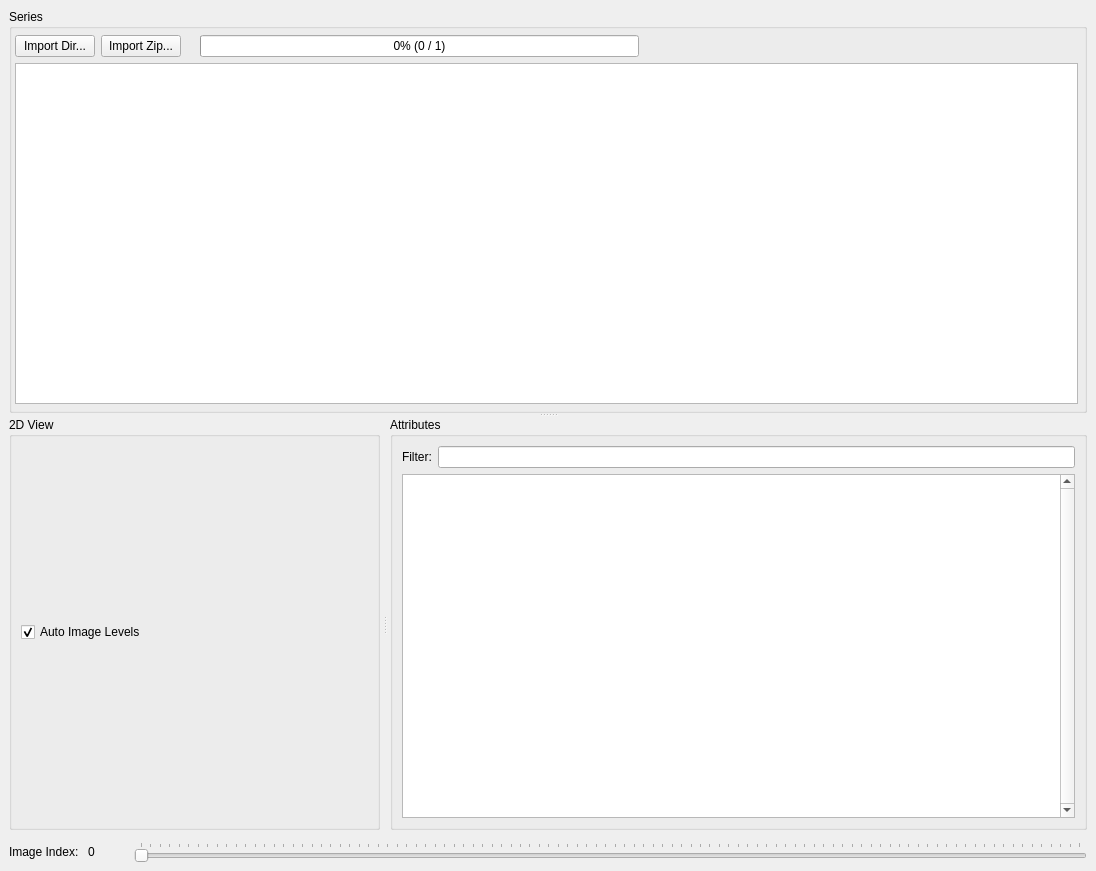
First picture: the form in dicombrowser/res/DicomBrowserWin.ui, repository ericspod/DicomBrowser, before the edit.
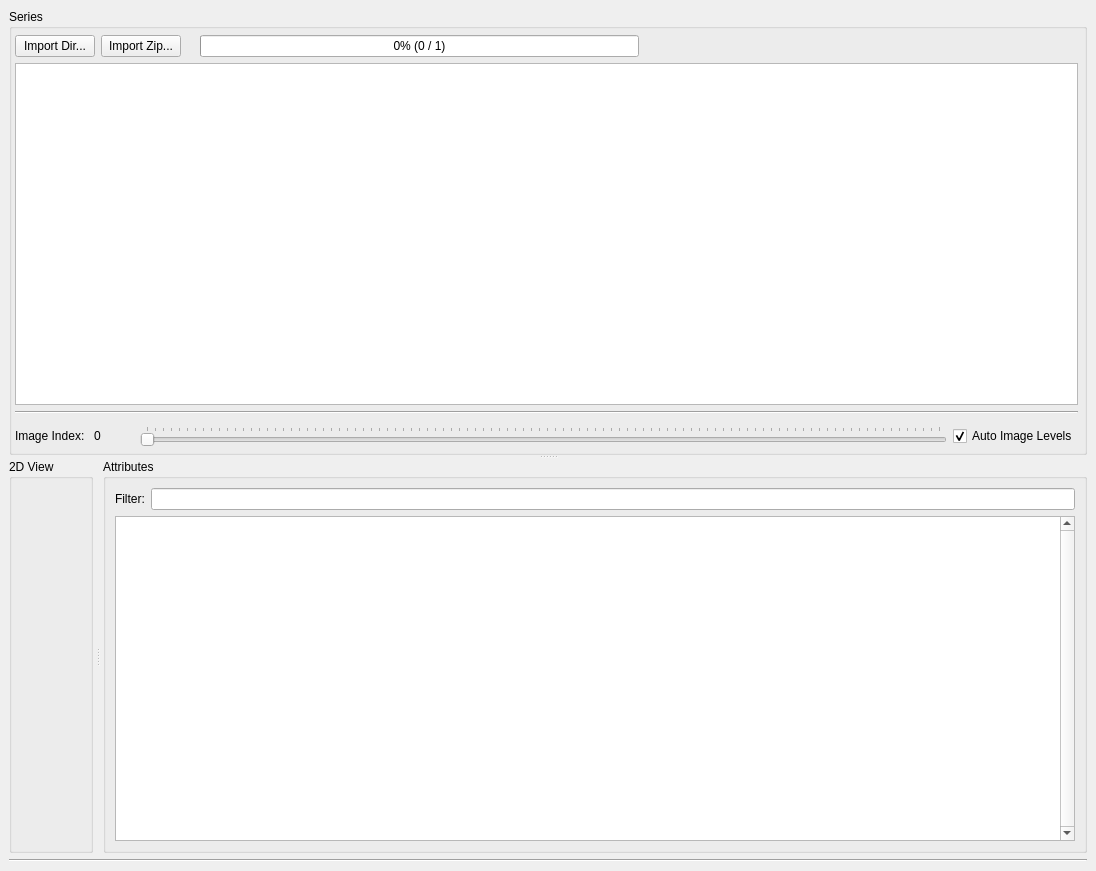
Second picture: the form after the edit. Icons and pictures are not drawn.

What changed in the file:
```diff
--- a/dicombrowser/res/DicomBrowserWin.ui
+++ b/dicombrowser/res/DicomBrowserWin.ui
@@ -119,6 +119,80 @@
           </item>
          </layout>
         </item>
+        <item row="4" column="0">
+         <layout class="QHBoxLayout" name="horizontalLayout">
+          <property name="topMargin">
+           <number>6</number>
+          </property>
+          <item>
+           <widget class="QLabel" name="label_2">
+            <property name="text">
+             <string>Image Index: </string>
+            </property>
+           </widget>
+          </item>
+          <item>
+           <widget class="QLabel" name="numLabel">
+            <property name="sizePolicy">
+             <sizepolicy hsizetype="Fixed" vsizetype="Preferred">
+              <horstretch>0</horstretch>
+              <verstretch>0</verstretch>
+             </sizepolicy>
+            </property>
+            <property name="minimumSize">
+             <size>
+              <width>40</width>
+              <height>0</height>
+             </size>
+            </property>
+            <property name="maximumSize">
+             <size>
+              <width>40</width>
+              <height>16777215</height>
+             </size>
+            </property>
+            <property name="text">
+             <string>0</string>
+            </property>
+           </widget>
+          </item>
+          <item>
+           <widget class="QSlider" name="imageSlider">
+            <property name="toolTip">
+             <string>Position in selected series, sorted in alphabetical filename order</string>
+            </property>
+            <property name="pageStep">
+             <number>1</number>
+            </property>
+            <property name="orientation">
+             <enum>Qt::Horizontal</enum>
+            </property>
+            <property name="invertedControls">
+             <bool>false</bool>
+            </property>
+            <property name="tickPosition">
+             <enum>QSlider::TicksAbove</enum>
+            </property>
+            <property name="tickInterval">
+             <number>1</number>
+            </property>
+           </widget>
+          </item>
+          <item>
+           <widget class="QCheckBox" name="autoLevelsCheck">
+            <property name="toolTip">
+             <string>Automatically scale the value range in the image view, uncheck to use current levels across all images in series</string>
+            </property>
+            <property name="text">
+             <string>Auto Image Levels</string>
+            </property>
+            <property name="checked">
+             <bool>true</bool>
+            </property>
+           </widget>
+          </item>
+         </layout>
+        </item>
         <item row="2" column="0">
          <widget class="QTreeView" name="seriesView">
           <property name="toolTip">
@@ -135,6 +209,13 @@
           </property>
          </widget>
         </item>
+        <item row="3" column="0">
+         <widget class="Line" name="line">
+          <property name="orientation">
+           <enum>Qt::Horizontal</enum>
+          </property>
+         </widget>
+        </item>
        </layout>
       </widget>
       <widget class="QSplitter" name="viewMetaSplitter">
@@ -151,21 +232,7 @@
         <property name="title">
          <string>2D View</string>
         </property>
-        <layout class="QVBoxLayout" name="verticalLayout_3">
-         <item>
-          <widget class="QCheckBox" name="autoLevelsCheck">
-           <property name="toolTip">
-            <string>Automatically scale the value range in the image view, uncheck to use current levels across all images in series</string>
-           </property>
-           <property name="text">
-            <string>Auto Image Levels</string>
-           </property>
-           <property name="checked">
-            <bool>true</bool>
-           </property>
-          </widget>
-         </item>
-        </layout>
+        <layout class="QVBoxLayout" name="verticalLayout_3"/>
        </widget>
        <widget class="QGroupBox" name="metadataGroup">
         <property name="toolTip">
@@ -236,65 +303,11 @@
      </widget>
     </item>
     <item>
-     <layout class="QHBoxLayout" name="horizontalLayout">
-      <property name="topMargin">
-       <number>6</number>
+     <widget class="Line" name="line_2">
+      <property name="orientation">
+       <enum>Qt::Horizontal</enum>
       </property>
-      <item>
-       <widget class="QLabel" name="label_2">
-        <property name="text">
-         <string>Image Index: </string>
-        </property>
-       </widget>
-      </item>
-      <item>
-       <widget class="QLabel" name="numLabel">
-        <property name="sizePolicy">
-         <sizepolicy hsizetype="Fixed" vsizetype="Preferred">
-          <horstretch>0</horstretch>
-          <verstretch>0</verstretch>
-         </sizepolicy>
-        </property>
-        <property name="minimumSize">
-         <size>
-          <width>40</width>
-          <height>0</height>
-         </size>
-        </property>
-        <property name="maximumSize">
-         <size>
-          <width>40</width>
-          <height>16777215</height>
-         </size>
-        </property>
-        <property name="text">
-         <string>0</string>
-        </property>
-       </widget>
-      </item>
-      <item>
-       <widget class="QSlider" name="imageSlider">
-        <property name="toolTip">
-         <string>Position in selected series, sorted in alphabetical filename order</string>
-        </property>
-        <property name="pageStep">
-         <number>1</number>
-        </property>
-        <property name="orientation">
-         <enum>Qt::Horizontal</enum>
-        </property>
-        <property name="invertedAppearance">
-         <bool>false</bool>
-        </property>
-        <property name="tickPosition">
-         <enum>QSlider::TicksAbove</enum>
-        </property>
-        <property name="tickInterval">
-         <number>1</number>
-        </property>
-       </widget>
-      </item>
-     </layout>
+     </widget>
     </item>
    </layout>
   </widget>
```
Left out of the diff: 5 changed lines with no effect on the pictures.
